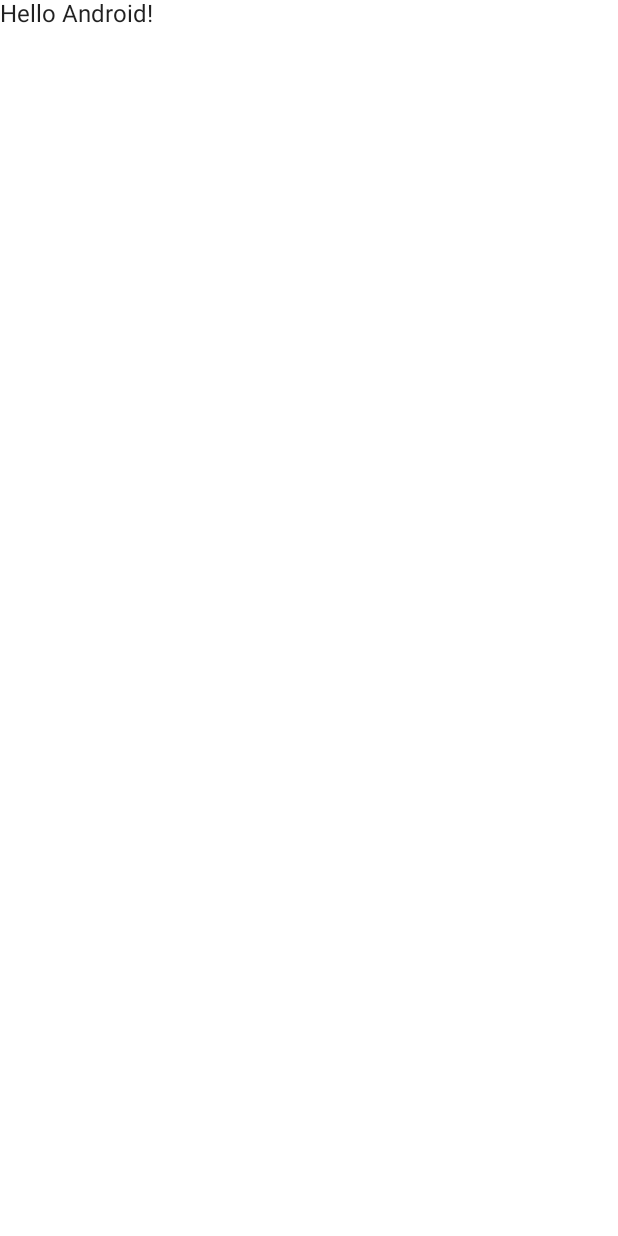
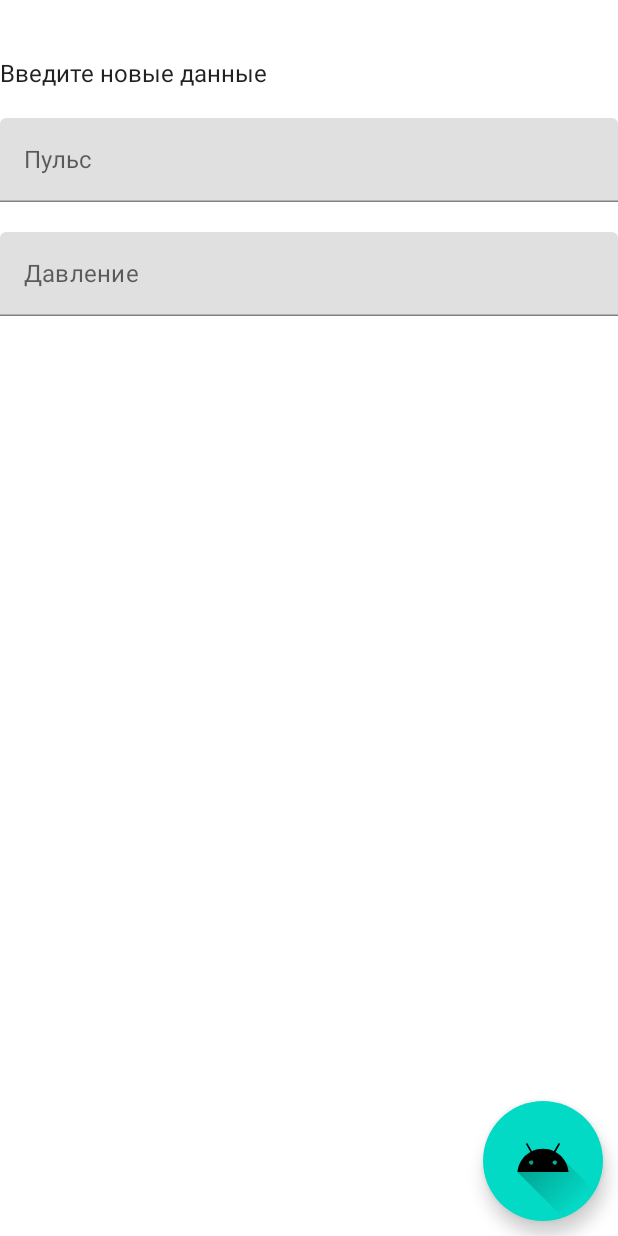
Before and after one commit to FarVoyager/PulseFHW6, an Android app built with Jetpack Compose: the screen it shows after launch (MainActivity), on a phone screen of 412 x 824 dp. Before the commit the screen is almost empty. Run offline under Robolectric (Android 15) with nearby library versions, the phone set to English and light mode, and no system bars.

Commit message:
Main functionality implemented

```diff
--- a/app/src/main/AndroidManifest.xml
+++ b/app/src/main/AndroidManifest.xml
@@ -3,6 +3,7 @@
     package="com.example.pulsefhw6">
 
     <application
+        android:name=".App"
         android:allowBackup="true"
         android:icon="@mipmap/ic_launcher"
         android:label="@string/app_name"
--- /dev/null
+++ b/app/src/main/java/com/example/pulsefhw6/App.kt
@@ -0,0 +1,15 @@
+package com.example.pulsefhw6
+
+import android.app.Application
+import org.koin.android.ext.koin.androidContext
+import org.koin.core.context.startKoin
+
+class App: Application() {
+    override fun onCreate() {
+        super.onCreate()
+        startKoin {
+            androidContext(this@App)
+            modules(DiModule.getViewModelModule(),)
+        }
+    }
+}
--- /dev/null
+++ b/app/src/main/java/com/example/pulsefhw6/DiModule.kt
@@ -0,0 +1,13 @@
+package com.example.pulsefhw6
+
+import androidx.navigation.NavController
+import org.koin.androidx.viewmodel.dsl.viewModel
+import org.koin.dsl.module
+
+object DiModule {
+    fun getViewModelModule() = module {
+        viewModel {
+            MainViewModel()
+        }
+    }
+}
--- a/app/src/main/java/com/example/pulsefhw6/MainActivity.kt
+++ b/app/src/main/java/com/example/pulsefhw6/MainActivity.kt
@@ -1,20 +1,67 @@
 package com.example.pulsefhw6
 
+import android.content.Context
+import android.icu.util.Calendar
+import android.os.Build
 import android.os.Bundle
+import android.view.View
+import android.view.WindowManager
+import android.widget.Toast
 import androidx.activity.ComponentActivity
 import androidx.activity.compose.setContent
+import androidx.annotation.RequiresApi
+import androidx.compose.foundation.background
+import androidx.compose.foundation.layout.Column
 import androidx.compose.foundation.layout.fillMaxSize
+import androidx.compose.foundation.layout.fillMaxWidth
+import androidx.compose.foundation.layout.height
+import androidx.compose.foundation.layout.padding
+import androidx.compose.foundation.layout.width
+import androidx.compose.foundation.layout.wrapContentHeight
+import androidx.compose.foundation.layout.wrapContentWidth
+import androidx.compose.foundation.lazy.LazyColumn
+import androidx.compose.foundation.lazy.items
+import androidx.compose.foundation.shape.RoundedCornerShape
+import androidx.compose.material.Card
+import androidx.compose.material.Colors
+import androidx.compose.material.FloatingActionButton
+import androidx.compose.material.Icon
 import androidx.compose.material.MaterialTheme
 import androidx.compose.material.Surface
 import androidx.compose.material.Text
+import androidx.compose.material.TextField
 import androidx.compose.runtime.Composable
+import androidx.compose.runtime.collectAsState
+import androidx.compose.runtime.getValue
+import androidx.compose.runtime.mutableStateOf
+import androidx.compose.runtime.remember
+import androidx.compose.runtime.setValue
+import androidx.compose.ui.Alignment
 import androidx.compose.ui.Modifier
+import androidx.compose.ui.graphics.Color
+import androidx.compose.ui.res.colorResource
+import androidx.compose.ui.res.painterResource
+import androidx.compose.ui.text.font.FontWeight
+import androidx.compose.ui.text.style.TextAlign
 import androidx.compose.ui.tooling.preview.Preview
+import androidx.compose.ui.unit.dp
+import androidx.compose.ui.unit.sp
 import com.example.pulsefhw6.ui.theme.PulseFHW6Theme
+import kotlinx.coroutines.flow.MutableStateFlow
+import kotlinx.coroutines.flow.StateFlow
+import org.koin.androidx.compose.getViewModel
+import java.util.*
 
 class MainActivity : ComponentActivity() {
+
+
+    @RequiresApi(Build.VERSION_CODES.N)
     override fun onCreate(savedInstanceState: Bundle?) {
         super.onCreate(savedInstanceState)
+        val context = this.applicationContext
+
+        window.setSoftInputMode(WindowManager.LayoutParams.SOFT_INPUT_ADJUST_RESIZE);
+
         setContent {
             PulseFHW6Theme {
                 // A surface container using the 'background' color from the theme
@@ -22,22 +69,114 @@ class MainActivity : ComponentActivity() {
                     modifier = Modifier.fillMaxSize(),
                     color = MaterialTheme.colors.background
                 ) {
-                    Greeting("Android")
+                    Main(context)
                 }
             }
         }
     }
 }
 
+@RequiresApi(Build.VERSION_CODES.N)
 @Composable
-fun Greeting(name: String) {
-    Text(text = "Hello $name!")
+fun Main(context: Context) {
+    val viewModel = getViewModel<MainViewModel>()
+    val state by viewModel.viewState.collectAsState()
+
+    Column {
+
+        Column(
+            Modifier
+                .padding(top = 20.dp, bottom = 5.dp)
+                .wrapContentWidth(Alignment.CenterHorizontally)
+        ) {
+            Text(text = "Введите новые данные", Modifier.padding(top = 20.dp))
+            TextField(
+                value = state.stField, onValueChange = {
+                    viewModel.changeFirstValue(it.filter { it.isDigit() })
+                },
+                Modifier
+                    .padding(top = 20.dp)
+                    .fillMaxWidth(),
+                placeholder = { Text(text = "Пульс")}
+            )
+            TextField(
+                value = state.ndField, onValueChange = {
+                    viewModel.changeSecondValue(it.filter { it.isDigit() })
+                },
+                Modifier
+                    .padding(top = 20.dp)
+                    .fillMaxWidth(),
+                placeholder = { Text(text = "Давление")}
+
+            )
+        }
+
+        LazyColumn {
+            items(state.list) {
+                PulseItem(pulse = it.pulse, pressure = it.pressure)
+            }
+        }
+    }
+
+    FloatingActionButton(
+        modifier =
+        Modifier
+            .wrapContentHeight(Alignment.Bottom)
+            .wrapContentWidth(Alignment.End)
+            .padding(10.dp)
+            .height(80.dp)
+            .width(80.dp),
+        onClick = {
+            if (state.stField.isEmpty() || state.ndField.isEmpty()) {
+                Toast.makeText(context, "Поля пусты", Toast.LENGTH_SHORT).show()
+            } else viewModel.addItemToList(PulseInfo(state.stField, state.ndField))
+        }
+    ) {
+        Icon(
+            painter = painterResource(id = R.drawable.ic_launcher_foreground),
+            contentDescription = ""
+        )
+    }
 }
 
-@Preview(showBackground = true)
+@RequiresApi(Build.VERSION_CODES.N)
 @Composable
-fun DefaultPreview() {
-    PulseFHW6Theme {
-        Greeting("Android")
+fun PulseItem(pulse: String, pressure: String) {
+    Card(
+        Modifier
+            .background(colorResource(id = R.color.white))
+            .fillMaxWidth()
+            .padding(vertical = 10.dp)
+    ) {
+        Column(
+            Modifier.background(Color.Yellow)
+        ) {
+            Text(
+                text = "Пульс: $pulse",
+                fontWeight = FontWeight.Bold,
+                modifier = Modifier
+                    .align(Alignment.CenterHorizontally)
+                    .padding(bottom = 20.dp),
+                textAlign = TextAlign.Center,
+                fontSize = 25.sp,
+            )
+            Text(
+                text = "Давление: $pressure",
+                fontWeight = FontWeight.Bold,
+                modifier = Modifier
+                    .align(Alignment.CenterHorizontally)
+                    .padding(bottom = 20.dp),
+                textAlign = TextAlign.Center,
+                fontSize = 25.sp
+            )
+            Text(
+                text = Calendar.getInstance().time.toString(),
+                modifier = Modifier
+                    .align(Alignment.CenterHorizontally)
+                    .padding(bottom = 5.dp),
+                textAlign = TextAlign.Right,
+                fontSize = 14.sp
+            )
+        }
     }
 }
--- /dev/null
+++ b/app/src/main/java/com/example/pulsefhw6/PulseInfo.kt
@@ -0,0 +1,6 @@
+package com.example.pulsefhw6
+
+data class PulseInfo(
+    val pulse: String,
+    val pressure: String
+)
--- /dev/null
+++ b/app/src/main/java/com/example/pulsefhw6/ViewState.kt
@@ -0,0 +1,7 @@
+package com.example.pulsefhw6
+
+data class ViewState(
+    val stField: String = "",
+    val ndField: String = "",
+    val list: List<PulseInfo> = listOf()
+)
```
Also changed, not shown: app/build.gradle (+25 -0 lines), app/src/main/java/com/example/pulsefhw6/MainViewModel.kt (added, +33 -0 lines), build.gradle (added, +14 -0 lines), gradle.properties (added, +23 -0 lines), settings.gradle (added, +16 -0 lines).
